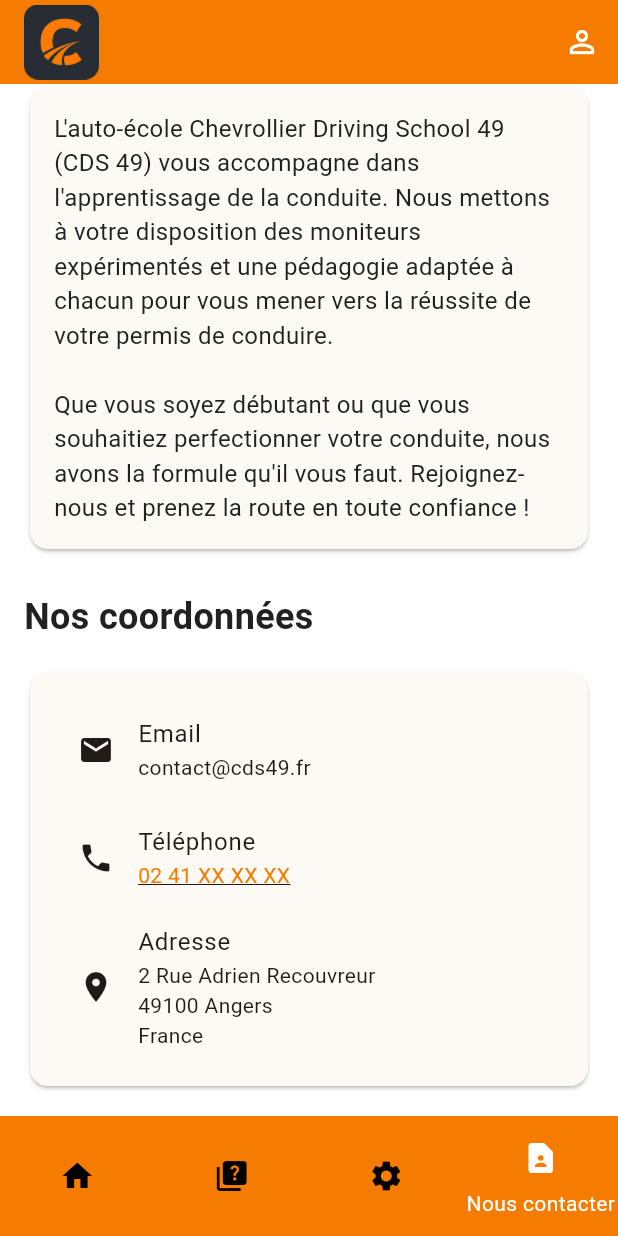
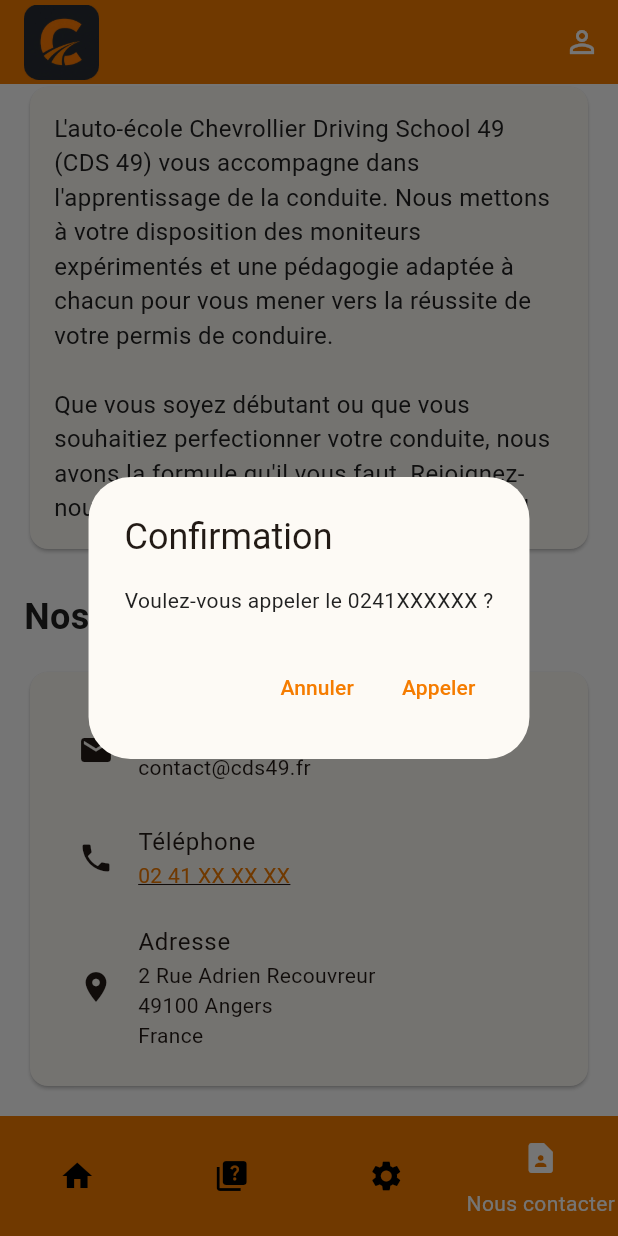
Before and after one commit to slouowzee/CDS49-mobile, a Flutter app: the screen it shows after launch, item 4 of the bottom bar chosen, scrolled down 68 dp, after a tap on "02 41 XX XX XX", on a phone screen of 412 x 824 dp. Run offline on Flutter 3.47's test engine with Material 3 defaults, Android fonts, the phone set to English and light mode, and no system bars; our stand-ins replace font_awesome_flutter, shared_preferences; accounts and stored records are empty; Roboto replaces fonts that are missing (Segoe UI).

Commit message:
fonction pour appeler et validation

```diff
--- a/lib/screens/screen_contact/contact.dart
+++ b/lib/screens/screen_contact/contact.dart
@@ -4,8 +4,29 @@
 class ContactPage extends StatelessWidget {
   const ContactPage({Key? key}) : super(key: key);
 
-  // Fonction pour lancer l'appel
-  Future<void> _makePhoneCall(String phoneNumber) async {
+  // Fonction pour afficher la boîte de dialogue de confirmation
+  Future<void> _confirmAndCall(BuildContext context, String phoneNumber) async {
+    final bool? result = await showDialog<bool>(
+      context: context,
+      builder: (BuildContext context) {
+        return AlertDialog(
+          title: const Text('Confirmation'),
+          content: Text('Voulez-vous appeler le $phoneNumber ?'),
+          actions: <Widget>[
+            TextButton(
+              child: const Text('Annuler'),
+              onPressed: () => Navigator.of(context).pop(false),
+            ),
+            TextButton(
+              child: const Text('Appeler'),
+              onPressed: () => Navigator.of(context).pop(true),
+            ),
+          ],
+        );
+      },
+    );
+
+    if (result ?? false) {
       final Uri launchUri = Uri.parse('tel:$phoneNumber');
       try {
         if (!await launchUrl(launchUri, mode: LaunchMode.externalApplication)) {
@@ -13,6 +34,7 @@
         }
       } catch (e) {
         debugPrint(e.toString());
+      }
     }
   }
 
@@ -65,7 +87,7 @@
                       leading: const Icon(Icons.phone),
                       title: const Text('Téléphone'),
                       subtitle: GestureDetector(
-                        onTap: () => _makePhoneCall('0241XXXXXX'), // Remplacez par votre numéro
+                        onTap: () => _confirmAndCall(context, '0241XXXXXX'),
                         child: Text(
                           '02 41 XX XX XX',
                           style: TextStyle(
```
Lines whose indentation alone changed are shown as unchanged.
